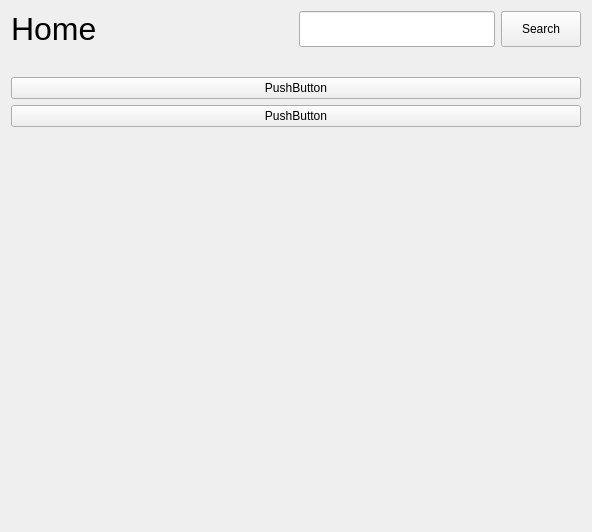
Qt form ui/home_view.ui (bagusNA/bitbeat) before a commit.
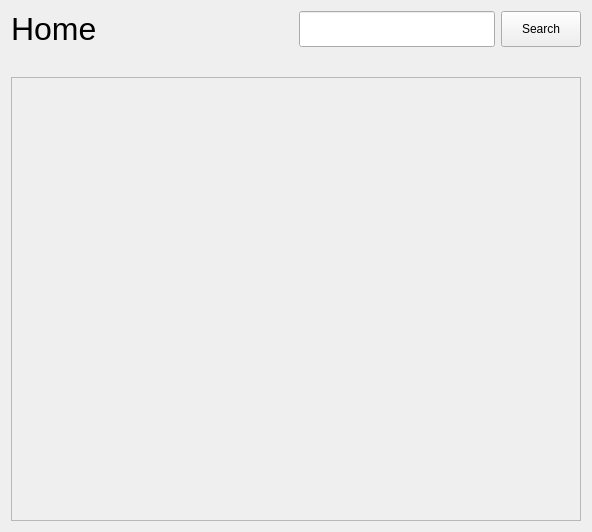
The same form after that commit. Icons and pictures are not drawn.

Commit message: Feat: Recommendation list on home view

```diff
--- a/ui/home_view.ui
+++ b/ui/home_view.ui
@@ -14,6 +14,56 @@
    <string>Form</string>
   </property>
   <layout class="QGridLayout" name="gridLayout">
+   <item row="1" column="0">
+    <widget class="QScrollArea" name="scrollArea">
+     <property name="widgetResizable">
+      <bool>true</bool>
+     </property>
+     <widget class="QWidget" name="scrollAreaWidgetContents">
+      <property name="geometry">
+       <rect>
+        <x>0</x>
+        <y>0</y>
+        <width>570</width>
+        <height>436</height>
+       </rect>
+      </property>
+      <layout class="QVBoxLayout" name="verticalLayout_2">
+       <property name="spacing">
+        <number>0</number>
+       </property>
+       <property name="leftMargin">
+        <number>0</number>
+       </property>
+       <property name="topMargin">
+        <number>0</number>
+       </property>
+       <property name="rightMargin">
+        <number>0</number>
+       </property>
+       <property name="bottomMargin">
+        <number>0</number>
+       </property>
+       <item>
+        <layout class="QVBoxLayout" name="view_slot"/>
+       </item>
+       <item>
+        <spacer name="verticalSpacer">
+         <property name="orientation">
+          <enum>Qt::Vertical</enum>
+         </property>
+         <property name="sizeHint" stdset="0">
+          <size>
+           <width>20</width>
+           <height>431</height>
+          </size>
+         </property>
+        </spacer>
+       </item>
+      </layout>
+     </widget>
+    </widget>
+   </item>
    <item row="0" column="0">
     <layout class="QHBoxLayout" name="horizontalLayout_4">
      <property name="topMargin">
@@ -85,40 +135,6 @@
      </item>
     </layout>
    </item>
-   <item row="1" column="0">
-    <layout class="QVBoxLayout" name="verticalLayout_6">
-     <property name="topMargin">
-      <number>0</number>
-     </property>
-     <item>
-      <widget class="QPushButton" name="pushButton_16">
-       <property name="text">
-        <string>PushButton</string>
-       </property>
-      </widget>
-     </item>
-     <item>
-      <widget class="QPushButton" name="pushButton_17">
-       <property name="text">
-        <string>PushButton</string>
-       </property>
-      </widget>
-     </item>
-     <item>
-      <spacer name="verticalSpacer_3">
-       <property name="orientation">
-        <enum>Qt::Vertical</enum>
-       </property>
-       <property name="sizeHint" stdset="0">
-        <size>
-         <width>20</width>
-         <height>40</height>
-        </size>
-       </property>
-      </spacer>
-     </item>
-    </layout>
-   </item>
   </layout>
  </widget>
  <resources>
```
The commit also changes 9 other files.
